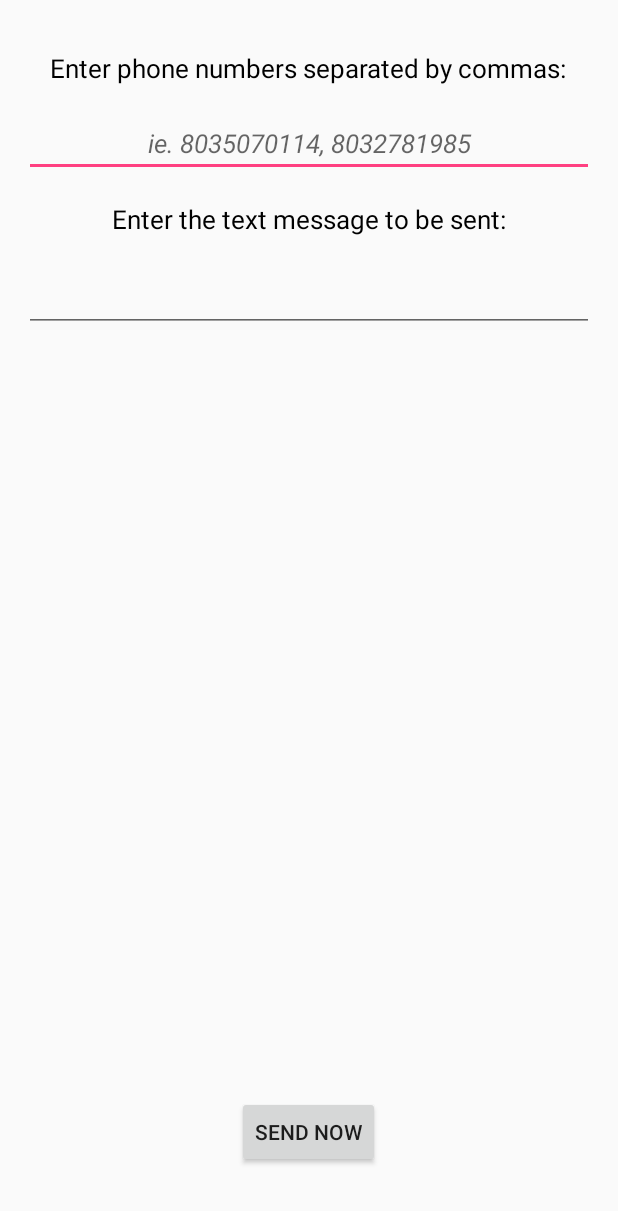
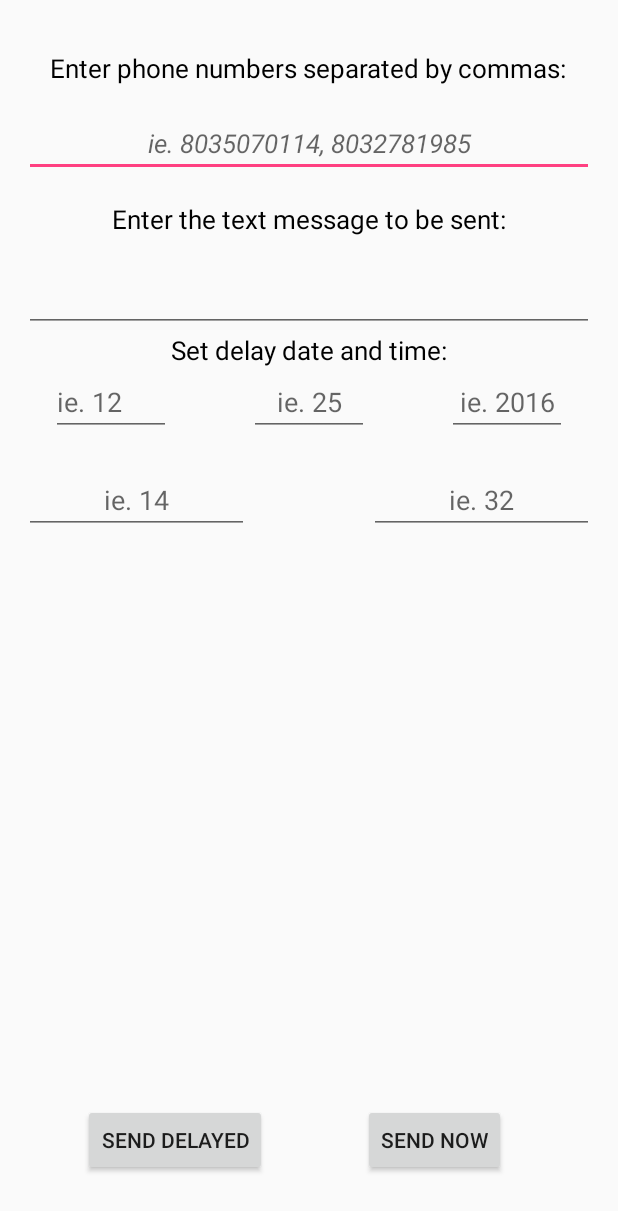
Before and after one commit to awardnasc/Broadcastr, an Android app: the screen it shows after launch (MainActivity), on a phone screen of 412 x 824 dp. Shown: the top 1211 px of the screen. Run offline under Robolectric (Android 15) with nearby library versions, the phone set to English and light mode, and no system bars; 3 statements that could not run were skipped.

Commit message:
Scheduling texts works

```diff
--- a/app/src/main/java/com/test/alexward/broadcastr/MainActivity.java
+++ b/app/src/main/java/com/test/alexward/broadcastr/MainActivity.java
@@ -61,13 +61,13 @@ public class MainActivity extends Activity {
 
         phone = (EditText) findViewById(R.id.editText);
         text = (EditText) findViewById(R.id.editText2);
-       /* month = (EditText) findViewById(R.id.editText5);
+        month = (EditText) findViewById(R.id.editText5);
         day = (EditText) findViewById(R.id.editText7);
         year = (EditText) findViewById(R.id.editText8);
 
         hour = (EditText) findViewById(R.id.editText4);
         minute = (EditText) findViewById(R.id.editText3);
-*/
+
 
         Button saveButton = (Button) findViewById(R.id.button);
         //final CheckBox checkBox = (CheckBox) findViewById(R.id.checkBox);
@@ -119,9 +119,10 @@ public class MainActivity extends Activity {
 
             return;
         }
-  /*
+
         String mon = month.getText().toString();
         int m = Integer.parseInt(mon);
+        m = m-1;
 
         String da = day.getText().toString();
         int d = Integer.parseInt(da);
@@ -135,14 +136,10 @@ public class MainActivity extends Activity {
         String mi = minute.getText().toString();
         int min = Integer.parseInt(mi);
 
-        cal=Calendar.getInstance();
-            cal.set(Calendar.MONTH, m);
-            cal.set(Calendar.DAY_OF_MONTH, d);
-            cal.set(Calendar.YEAR, y);
-            cal.set(Calendar.HOUR, h);
-            cal.set(Calendar.MINUTE, min);
-*/
-       // Long time = new GregorianCalendar().getTimeInMillis()+15*1000;
+
+        cal = Calendar.getInstance();
+        cal.set(y,m,d,h,min,0);
+
         Intent intentAlarm = new Intent(this, AlarmReciever.class);
         intentAlarm.putExtra("phone", phoneList);
         intentAlarm.putExtra("text", textMessage);
--- a/app/src/main/res/layout/activity_main.xml
+++ b/app/src/main/res/layout/activity_main.xml
@@ -74,31 +74,10 @@
             android:layout_centerHorizontal="true"
             android:layout_marginTop="16dp"
             android:onClick="scheduleAlarm"/>
+-->
 
-    <Button
-        android:text="@string/sendDelayed"
-        android:layout_width="wrap_content"
-        android:layout_height="wrap_content"
-        android:layout_marginRight="16dp"
-        android:layout_marginEnd="16dp"
-        android:id="@+id/button2"
-        android:layout_alignBaseline="@+id/button"
-        android:layout_alignBottom="@+id/button"
-        android:layout_toLeftOf="@+id/button"
-        android:layout_toStartOf="@+id/button"
-        android:onClick="scheduleAlarm"/>
--->
-    <Button
-        android:text= "@string/sendButton"
-        android:layout_width="wrap_content"
-        android:layout_height="wrap_content"
-        android:layout_marginBottom="29dp"
-        android:id="@+id/button"
-        android:clickable="true"
-        android:layout_alignParentBottom="true"
-        android:layout_centerHorizontal="true" />
-    <!--
-        <TextView
+
+    <TextView
             android:text="@string/datePrompt"
             android:layout_width="wrap_content"
             android:layout_height="wrap_content"
@@ -117,7 +96,7 @@
             android:id="@+id/editText5"
             android:layout_toLeftOf="@+id/textView4"
             android:layout_toStartOf="@+id/textView4"
-            android:hint="ie. 12" />
+            android:hint="@string/ie_12" />
 
         <EditText
             android:layout_width="80dp"
@@ -127,7 +106,7 @@
             android:id="@+id/editText7"
             android:layout_below="@+id/textView4"
             android:layout_centerHorizontal="true"
-            android:hint="ie. 25"
+            android:hint="@string/ie_25"
             android:textAlignment="center"/>
 
         <EditText
@@ -139,7 +118,7 @@
             android:layout_toEndOf="@+id/textView4"
             android:id="@+id/editText8"
             android:layout_toRightOf="@+id/textView4"
-            android:hint="ie. 2016"
+            android:hint="@string/ie_2016"
             android:textAlignment="center"/>
 
         <EditText
@@ -149,7 +128,7 @@
             android:ems="10"
             android:id="@+id/editText4"
             android:layout_marginTop="20dp"
-            android:hint="ie. 14"
+            android:hint="@string/ie_14"
             android:textAlignment="center"
             android:layout_below="@+id/editText5"
             android:layout_alignParentLeft="true"
@@ -167,8 +146,32 @@
             android:id="@+id/editText3"
             android:layout_alignBottom="@+id/editText4"
             android:layout_toRightOf="@+id/editText7"
-            android:hint="ie. 32"
+            android:hint="@string/ie_32"
             android:textAlignment="center"/>
-    -->
 
-    </RelativeLayout>
+    <Button
+        android:text="@string/sendDelayed"
+        android:layout_width="wrap_content"
+        android:layout_height="wrap_content"
+        android:id="@+id/button2"
+        android:onClick="scheduleAlarm"
+        android:layout_alignBaseline="@+id/button"
+        android:layout_alignBottom="@+id/button"
+        android:layout_alignLeft="@+id/textView"
+        android:layout_alignStart="@+id/textView"
+        android:layout_marginLeft="22dp"
+        android:layout_marginStart="22dp" />
+
+    <Button
+        android:text= "@string/sendButton"
+        android:layout_width="wrap_content"
+        android:layout_height="wrap_content"
+        android:layout_marginBottom="24dp"
+        android:id="@+id/button"
+        android:clickable="true"
+        android:layout_alignParentBottom="true"
+        android:layout_alignRight="@+id/textView2"
+        android:layout_alignEnd="@+id/textView2" />
+
+
+</RelativeLayout>
--- a/app/src/main/res/values/strings.xml
+++ b/app/src/main/res/values/strings.xml
@@ -11,4 +11,9 @@
     <string name="datePrompt">Set delay date and time:</string>
     <string name="dateExample">ie. 10/2/16</string>
     <string name="timeExample">ie. 14:30</string>
+    <string name="ie_12">ie. 12</string>
+    <string name="ie_14">ie. 14</string>
+    <string name="ie_2016">ie. 2016</string>
+    <string name="ie_25">ie. 25</string>
+    <string name="ie_32">ie. 32</string>
 </resources>
```
